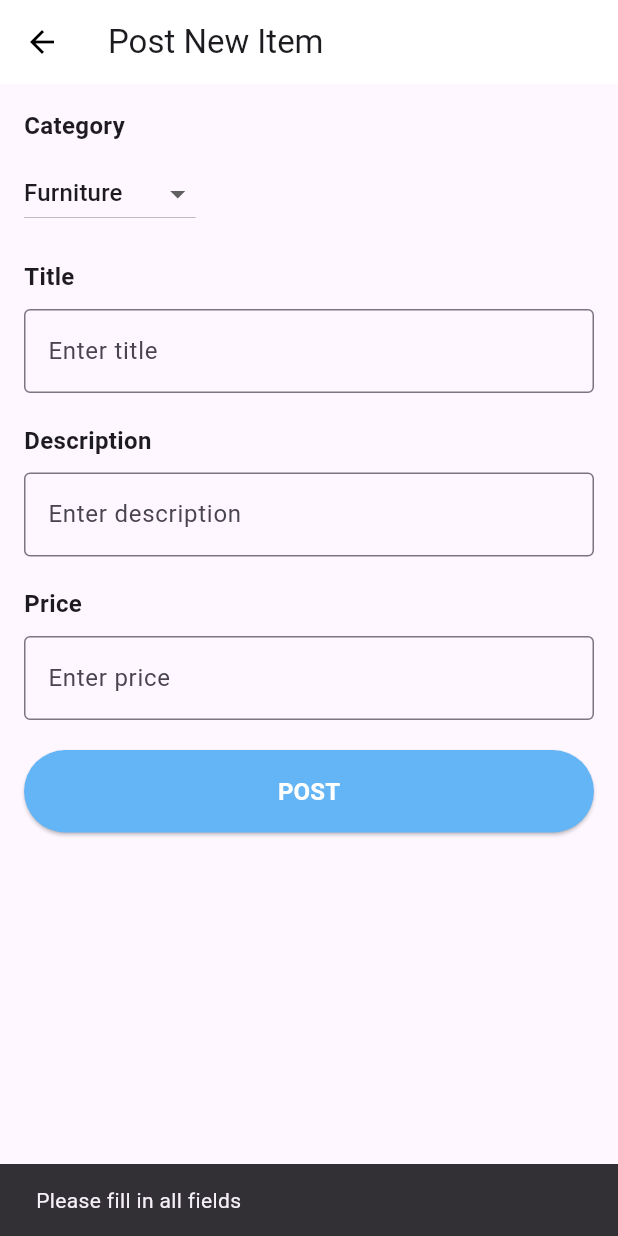
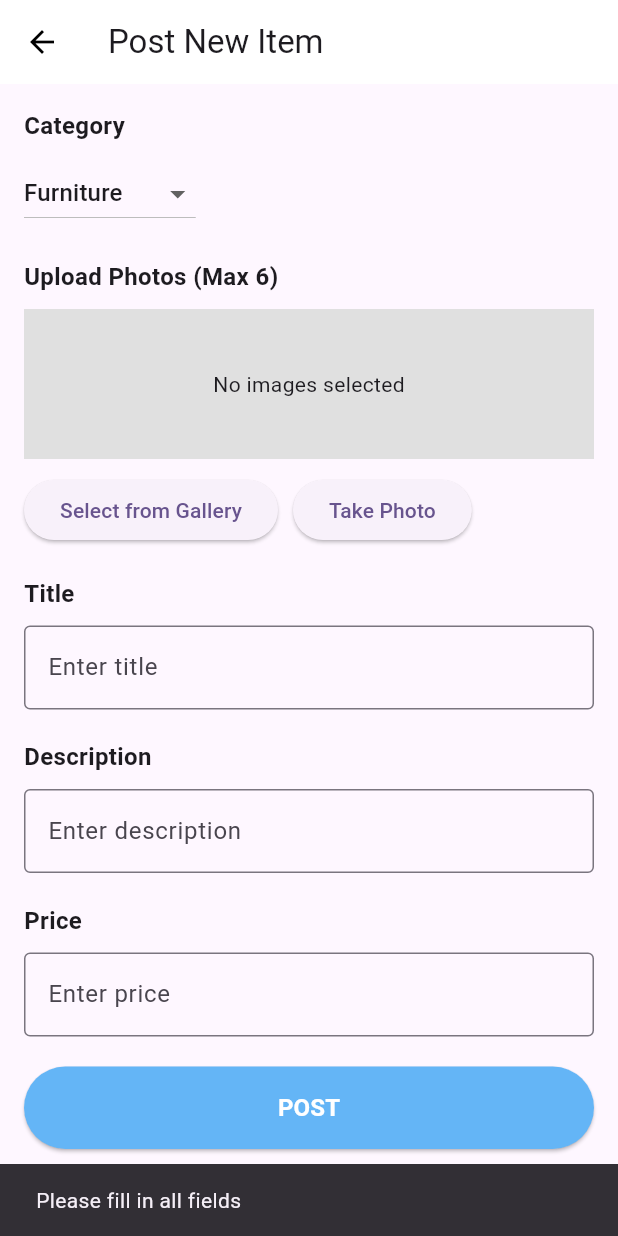
Before and after one commit to HarrisonPW/ThriftU, a Flutter app: the PostPage screen opened by its route, after a tap on "POST", on a phone screen of 412 x 824 dp. Run offline on Flutter 3.47's test engine with Material 3 defaults, Android fonts, the phone set to English and light mode, and no system bars; our stand-ins replace image_picker, shared_preferences; accounts and stored records are empty; network calls fail.

Commit message:
added upload photo function on post

```diff
--- a/ThriftU/lib/post.dart
+++ b/ThriftU/lib/post.dart
@@ -1,6 +1,8 @@
 import 'package:flutter/material.dart';
 import 'package:shared_preferences/shared_preferences.dart'; // Import shared_preferences for token storage
-import 'api_service.dart'; // Adjust the import based on your structure
+import 'api_service.dart';
+import 'package:image_picker/image_picker.dart';
+import 'dart:io';
 
 class PostPage extends StatefulWidget {
   const PostPage({Key? key}) : super(key: key);
@@ -18,6 +20,9 @@ class _PostPageState extends State<PostPage> {
 
   final ApiService _apiService = ApiService(); // Create an instance of ApiService
 
+  final ImagePicker _picker = ImagePicker();
+  List<File> _selectedImages = [];
+
   @override
   void dispose() {
     _titleController.dispose();
@@ -32,6 +37,22 @@ class _PostPageState extends State<PostPage> {
       return prefs.getString('auth_token');
     } catch (e) {
       //
+    }
+  }
+
+  Future<void> _pickImage(ImageSource source) async {
+    if (_selectedImages.length >= 6) {
+      ScaffoldMessenger.of(context).showSnackBar(
+        const SnackBar(content: Text('You can only add up to 6 images')),
+      );
+      return;
+    }
+
+    final pickedFile = await _picker.pickImage(source: source);
+    if (pickedFile != null) {
+      setState(() {
+        _selectedImages.add(File(pickedFile.path));
+      });
     }
   }
 
@@ -58,8 +79,14 @@ class _PostPageState extends State<PostPage> {
     }
 
     try {
-      // Call the createPost method from your ApiService with the token
-      await _apiService.createPost(token, _selectedCategory, price, title);
+      List<int> fileIds = [];
+
+      for (File file in _selectedImages) {
+        final fileId = await _apiService.uploadFile(file, token);
+        fileIds.add(fileId);
+      }
+
+      await _apiService.createPost(token, _selectedCategory, price, title, fileIds);
       ScaffoldMessenger.of(context).showSnackBar(
         const SnackBar(content: Text('Post created successfully')),
       );
@@ -69,6 +96,9 @@ class _PostPageState extends State<PostPage> {
       _titleController.clear();
       _descriptionController.clear();
       _priceController.clear();
+      setState(() {
+        _selectedImages.clear();
+      });
 
     } catch (error) {
       ScaffoldMessenger.of(context).showSnackBar(
@@ -110,6 +140,60 @@ class _PostPageState extends State<PostPage> {
                   _selectedCategory = newValue!;
                 });
               },
+            ),
+            const SizedBox(height: 20),
+
+            // Image Picker Section
+            const Text(
+              'Upload Photos (Max 6)',
+              style: TextStyle(fontSize: 16, fontWeight: FontWeight.bold),
+            ),
+            const SizedBox(height: 10),
+            _selectedImages.isNotEmpty
+                ? Wrap(
+                    spacing: 10,
+                    children: _selectedImages.map((image) {
+                      return Stack(
+                        alignment: Alignment.topRight,
+                        children: [
+                          Image.file(
+                            image,
+                            height: 100,
+                            width: 100,
+                            fit: BoxFit.cover,
+                          ),
+                          IconButton(
+                            icon: const Icon(Icons.close, color: Colors.red),
+                            onPressed: () {
+                              setState(() {
+                                _selectedImages.remove(image);
+                              });
+                            },
+                          ),
+                        ],
+                      );
+                    }).toList(),
+                  )
+                : Container(
+                  height: 100,
+                  color: Colors.grey[300],
+                  child: const Center(
+                    child: Text('No images selected'),
+                  ),
+                ),
+            const SizedBox(height: 10),
+            Row(
+              children: [
+                ElevatedButton(
+                  onPressed: () => _pickImage(ImageSource.gallery),
+                  child: const Text('Select from Gallery'),
+                ),
+                const SizedBox(width: 10),
+                ElevatedButton(
+                  onPressed: () => _pickImage(ImageSource.camera),
+                  child: const Text('Take Photo'),
+                ),
+              ],
             ),
             const SizedBox(height: 20),
 
```
Also changed, not shown: ThriftU/lib/api_service.dart (+23 -4 lines), ThriftU/lib/marketplace_page.dart (+53 -7 lines), 2 other files.
